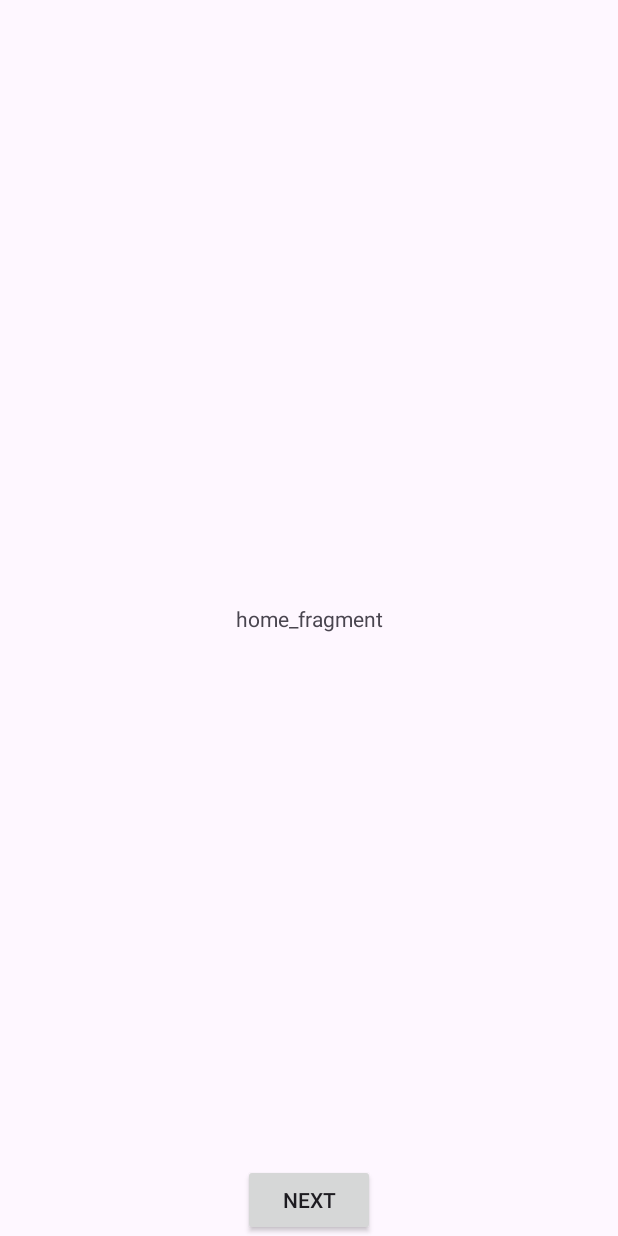
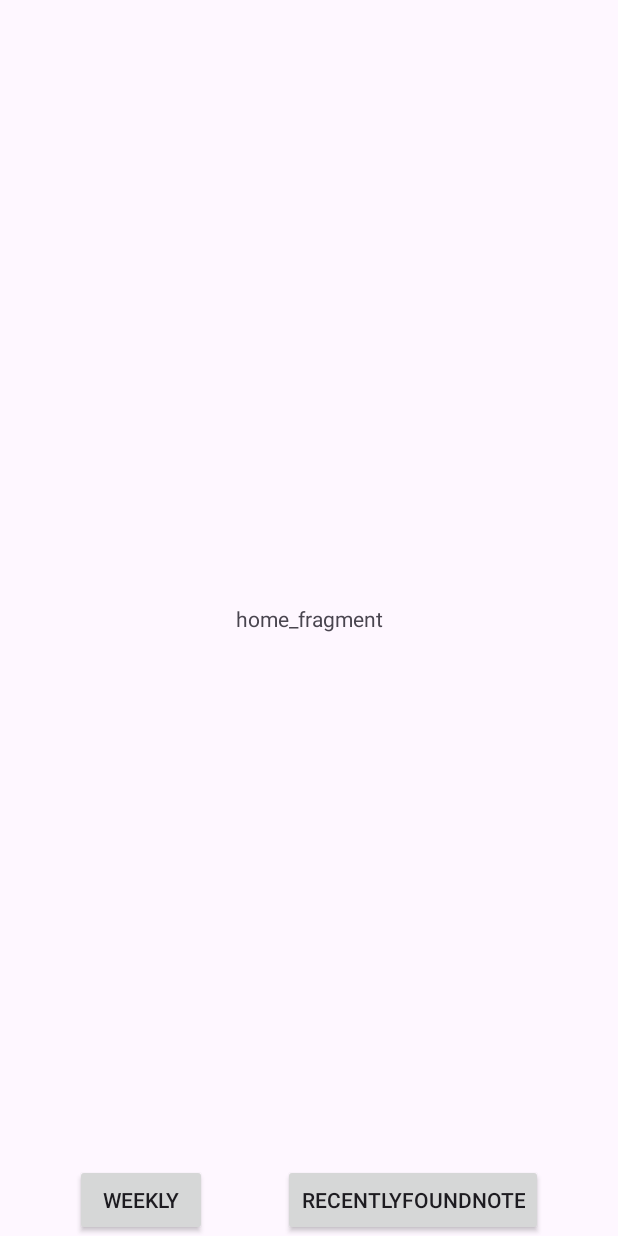
Before and after one commit to Hah-nna/chaeksai, an Android app: the layout fragment_home.xml on its own in the app's theme, with its tools: preview values and no code run, on a phone screen of 412 x 824 dp. Run offline under Robolectric (Android 15) with nearby library versions, the phone set to English and light mode, and no system bars.

Commit message:
add : another button
- recentlyFoundNotes 프래그먼트로 이동하는 버튼을 추가합니다

@Hah_nna

```diff
--- a/app/src/main/res/layout/fragment_home.xml
+++ b/app/src/main/res/layout/fragment_home.xml
@@ -21,12 +21,22 @@
         />
 
     <androidx.appcompat.widget.AppCompatButton
-        android:id="@+id/home_to_next_btn"
+        android:id="@+id/home_to_weelyNotes_btn"
         android:layout_width="wrap_content"
         android:layout_height="wrap_content"
         app:layout_constraintBottom_toBottomOf="parent"
         app:layout_constraintStart_toStartOf="parent"
+        app:layout_constraintEnd_toStartOf="@+id/home_to_recentlyFound_btn"
+        android:text="weekly"
+        />
+
+    <androidx.appcompat.widget.AppCompatButton
+        android:id="@+id/home_to_recentlyFound_btn"
+        android:layout_width="wrap_content"
+        android:layout_height="wrap_content"
+        app:layout_constraintBottom_toBottomOf="parent"
+        app:layout_constraintStart_toEndOf="@+id/home_to_weelyNotes_btn"
         app:layout_constraintEnd_toEndOf="parent"
-        android:text="next"
+        android:text="recentlyFoundNote"
         />
 </androidx.constraintlayout.widget.ConstraintLayout>
```
